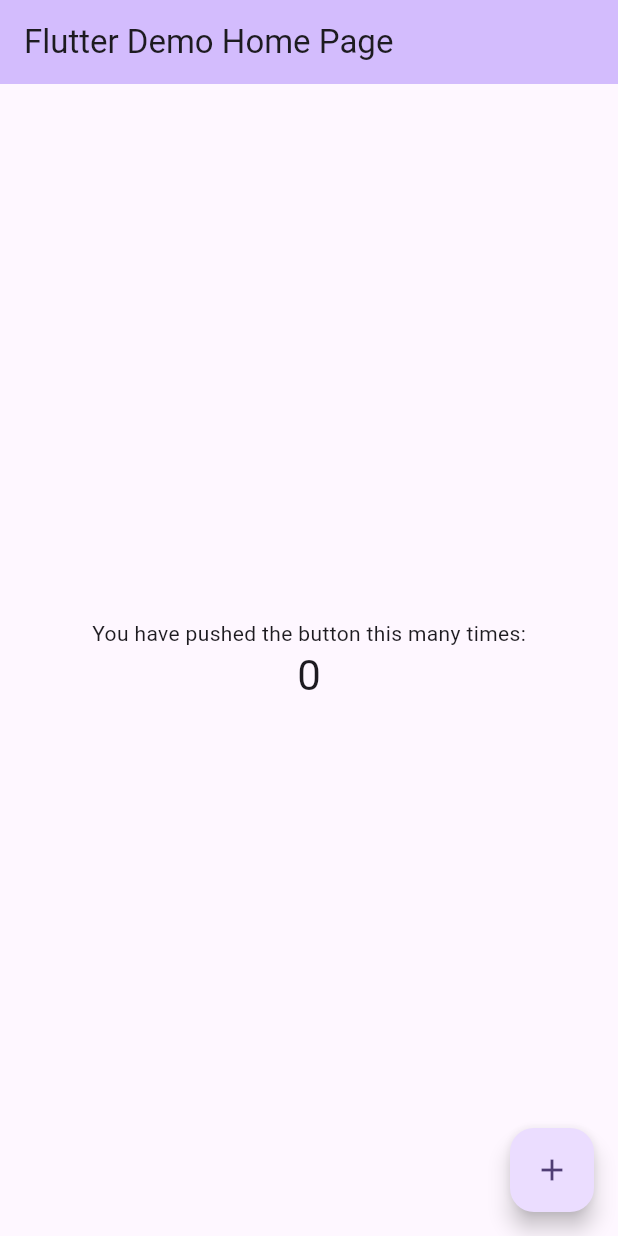
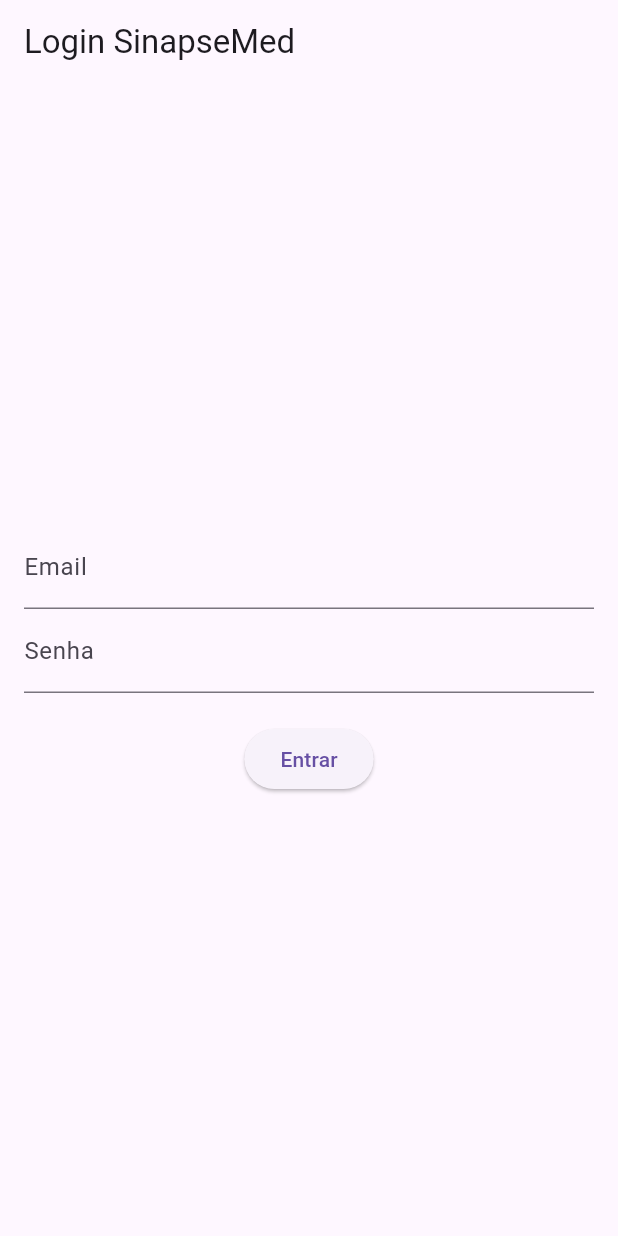
Before and after one commit to EgidioBezerra/SinapseMed, a Flutter app: the screen it shows after launch, on a phone screen of 412 x 824 dp. Run offline on Flutter 3.47's test engine with Material 3 defaults, Android fonts, the phone set to English and light mode, and no system bars.

Commit message:
Protótipo de login

```diff
--- a/sinapsemed_app/lib/main.dart
+++ b/sinapsemed_app/lib/main.dart
@@ -1,122 +1,121 @@
 import 'package:flutter/material.dart';
 
 void main() {
-  runApp(const MyApp());
+  runApp(MyApp());
 }
 
 class MyApp extends StatelessWidget {
   const MyApp({super.key});
 
-  // This widget is the root of your application.
   @override
   Widget build(BuildContext context) {
     return MaterialApp(
-      title: 'Flutter Demo',
+      title: 'SinapseMed',
       theme: ThemeData(
-        // This is the theme of your application.
-        //
-        // TRY THIS: Try running your application with "flutter run". You'll see
-        // the application has a purple toolbar. Then, without quitting the app,
-        // try changing the seedColor in the colorScheme below to Colors.green
-        // and then invoke "hot reload" (save your changes or press the "hot
-        // reload" button in a Flutter-supported IDE, or press "r" if you used
-        // the command line to start the app).
-        //
-        // Notice that the counter didn't reset back to zero; the application
-        // state is not lost during the reload. To reset the state, use hot
-        // restart instead.
-        //
-        // This works for code too, not just values: Most code changes can be
-        // tested with just a hot reload.
-        colorScheme: ColorScheme.fromSeed(seedColor: Colors.deepPurple),
+        primarySwatch: Colors.blue,
       ),
-      home: const MyHomePage(title: 'Flutter Demo Home Page'),
+      home: LoginScreen(),
     );
   }
 }
 
-class MyHomePage extends StatefulWidget {
-  const MyHomePage({super.key, required this.title});
-
-  // This widget is the home page of your application. It is stateful, meaning
-  // that it has a State object (defined below) that contains fields that affect
-  // how it looks.
-
-  // This class is the configuration for the state. It holds the values (in this
-  // case the title) provided by the parent (in this case the App widget) and
-  // used by the build method of the State. Fields in a Widget subclass are
-  // always marked "final".
-
-  final String title;
+class LoginScreen extends StatefulWidget {
+  const LoginScreen({super.key});
 
   @override
-  State<MyHomePage> createState() => _MyHomePageState();
+  _LoginScreenState createState() => _LoginScreenState();
 }
 
-class _MyHomePageState extends State<MyHomePage> {
-  int _counter = 0;
+class _LoginScreenState extends State<LoginScreen> {
+  // Chave para o formulário
+  final _formKey = GlobalKey<FormState>();
 
-  void _incrementCounter() {
-    setState(() {
-      // This call to setState tells the Flutter framework that something has
-      // changed in this State, which causes it to rerun the build method below
-      // so that the display can reflect the updated values. If we changed
-      // _counter without calling setState(), then the build method would not be
-      // called again, and so nothing would appear to happen.
-      _counter++;
-    });
+  // Variáveis para armazenar os valores dos campos
+  String _email = '';
+  String _password = '';
+
+  // Função para tratar o envio do formulário
+  void _submit() {
+    if (_formKey.currentState!.validate()) {
+      // Salva os valores dos campos
+      _formKey.currentState!.save();
+
+      // Aqui você integraria a lógica de autenticação com seu backend.
+      // Por enquanto, vamos exibir um diálogo simulando o login bem-sucedido.
+      showDialog(
+        context: context,
+        builder: (ctx) => AlertDialog(
+          title: Text('Login Realizado'),
+          content: Text('Email: $_email\nSenha: $_password'),
+          actions: <Widget>[
+            TextButton(
+              child: Text('OK'),
+              onPressed: () => Navigator.of(ctx).pop(),
+            ),
+          ],
+        ),
+      );
+    }
   }
 
   @override
   Widget build(BuildContext context) {
-    // This method is rerun every time setState is called, for instance as done
-    // by the _incrementCounter method above.
-    //
-    // The Flutter framework has been optimized to make rerunning build methods
-    // fast, so that you can just rebuild anything that needs updating rather
-    // than having to individually change instances of widgets.
     return Scaffold(
       appBar: AppBar(
-        // TRY THIS: Try changing the color here to a specific color (to
-        // Colors.amber, perhaps?) and trigger a hot reload to see the AppBar
-        // change color while the other colors stay the same.
-        backgroundColor: Theme.of(context).colorScheme.inversePrimary,
-        // Here we take the value from the MyHomePage object that was created by
-        // the App.build method, and use it to set our appbar title.
-        title: Text(widget.title),
+        title: Text('Login SinapseMed'),
       ),
-      body: Center(
-        // Center is a layout widget. It takes a single child and positions it
-        // in the middle of the parent.
-        child: Column(
-          // Column is also a layout widget. It takes a list of children and
-          // arranges them vertically. By default, it sizes itself to fit its
-          // children horizontally, and tries to be as tall as its parent.
-          //
-          // Column has various properties to control how it sizes itself and
-          // how it positions its children. Here we use mainAxisAlignment to
-          // center the children vertically; the main axis here is the vertical
-          // axis because Columns are vertical (the cross axis would be
-          // horizontal).
-          //
-          // TRY THIS: Invoke "debug painting" (choose the "Toggle Debug Paint"
-          // action in the IDE, or press "p" in the console), to see the
-          // wireframe for each widget.
-          mainAxisAlignment: MainAxisAlignment.center,
-          children: <Widget>[
-            const Text('You have pushed the button this many times:'),
-            Text(
-              '$_counter',
-              style: Theme.of(context).textTheme.headlineMedium,
-            ),
-          ],
+      body: Padding(
+        padding: const EdgeInsets.all(16.0),
+        child: Form(
+          key: _formKey,
+          child: Column(
+            mainAxisAlignment: MainAxisAlignment.center,
+            children: <Widget>[
+              // Campo para o e-mail
+              TextFormField(
+                decoration: InputDecoration(labelText: 'Email'),
+                keyboardType: TextInputType.emailAddress,
+                validator: (value) {
+                  if (value == null || value.isEmpty) {
+                    return 'Por favor, insira seu email';
+                  }
+                  // Validação simples de email
+                  if (!RegExp(r'\S+@\S+\.\S+').hasMatch(value)) {
+                    return 'Insira um email válido';
+                  }
+                  return null;
+                },
+                onSaved: (value) {
+                  _email = value!;
+                },
+              ),
+              // Campo para a senha
+              TextFormField(
+                decoration: InputDecoration(labelText: 'Senha'),
+                obscureText: true,
+                validator: (value) {
+                  if (value == null || value.isEmpty) {
+                    return 'Por favor, insira sua senha';
+                  }
+                  if (value.length < 6) {
+                    return 'A senha deve ter pelo menos 6 caracteres';
+                  }
+                  return null;
+                },
+                onSaved: (value) {
+                  _password = value!;
+                },
+              ),
+              SizedBox(height: 20),
+              // Botão de login
+              ElevatedButton(
+                onPressed: _submit,
+                child: Text('Entrar'),
+              ),
+            ],
+          ),
         ),
       ),
-      floatingActionButton: FloatingActionButton(
-        onPressed: _incrementCounter,
-        tooltip: 'Increment',
-        child: const Icon(Icons.add),
-      ), // This trailing comma makes auto-formatting nicer for build methods.
     );
   }
 }
```
